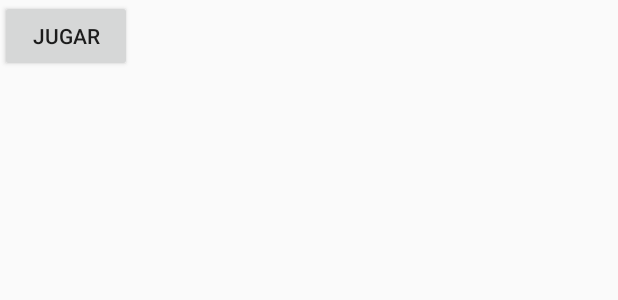
After one commit to cfsottile/cdtrote, an Android app: the layout content_main.xml on its own in the app's theme, with its tools: preview values and no code run, on a phone screen of 412 x 824 dp. The commit adds this screen. Shown: the top 300 px of the screen. Run offline under Robolectric (Android 15) with nearby library versions, the phone set to English and light mode, and no system bars.

Commit message:
Added MainActivity

```diff
--- a/app/build.gradle
+++ b/app/build.gradle
@@ -23,6 +23,7 @@ dependencies {
     implementation fileTree(include: ['*.jar'], dir: 'libs')
     implementation 'com.android.support:appcompat-v7:26.1.0'
     implementation 'com.android.support.constraint:constraint-layout:1.0.2'
+    implementation 'com.android.support:design:26.1.0'
     testImplementation 'junit:junit:4.12'
     androidTestImplementation 'com.android.support.test:runner:1.0.1'
     androidTestImplementation 'com.android.support.test.espresso:espresso-core:3.0.1'
--- /dev/null
+++ b/app/src/main/res/layout/content_main.xml
@@ -0,0 +1,18 @@
+<?xml version="1.0" encoding="utf-8"?>
+<android.support.constraint.ConstraintLayout xmlns:android="http://schemas.android.com/apk/res/android"
+    xmlns:app="http://schemas.android.com/apk/res-auto"
+    xmlns:tools="http://schemas.android.com/tools"
+    android:layout_width="match_parent"
+    android:layout_height="match_parent"
+    app:layout_behavior="@string/appbar_scrolling_view_behavior"
+    tools:context="laboratorio.juegocei.MainActivity"
+    tools:showIn="@layout/activity_main">
+
+    <Button
+        android:id="@+id/play"
+        android:layout_width="wrap_content"
+        android:layout_height="wrap_content"
+        android:text="Jugar"
+        tools:layout_editor_absoluteX="148dp"
+        tools:layout_editor_absoluteY="231dp" />
+</android.support.constraint.ConstraintLayout>
--- /dev/null
+++ b/app/src/main/res/values/dimens.xml
@@ -0,0 +1,3 @@
+<resources>
+    <dimen name="fab_margin">16dp</dimen>
+</resources>
--- a/app/src/main/res/values/strings.xml
+++ b/app/src/main/res/values/strings.xml
@@ -1,3 +1,4 @@
 <resources>
     <string name="app_name">DRESSAGE</string>
+    <string name="title_activity_main">MainActivity</string>
 </resources>
--- a/app/src/main/res/values/styles.xml
+++ b/app/src/main/res/values/styles.xml
@@ -8,4 +8,8 @@
         <item name="colorAccent">@color/colorAccent</item>
     </style>
 
+    <style name="AppBarOverlay" parent="ThemeOverlay.AppCompat.Dark.ActionBar" />
+
+    <style name="PopupOverlay" parent="ThemeOverlay.AppCompat.Light" />
+
 </resources>
```
Also changed, not shown: app/src/main/AndroidManifest.xml (+9 -4 lines), app/src/main/java/laboratorio/juegocei/MainActivity.java (added, +39 -0 lines), app/src/main/res/layout/activity_main.xml (added, +33 -0 lines), 26 other files.
